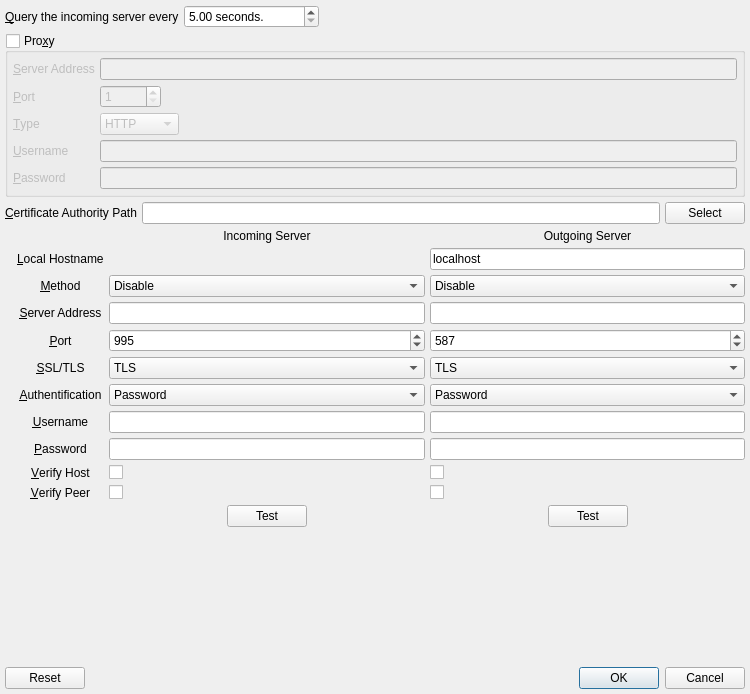
textbrowser/spot-on, file branches/trunk/UI/spot-on-poptastic-retrophone-settings.ui: the form before one commit.
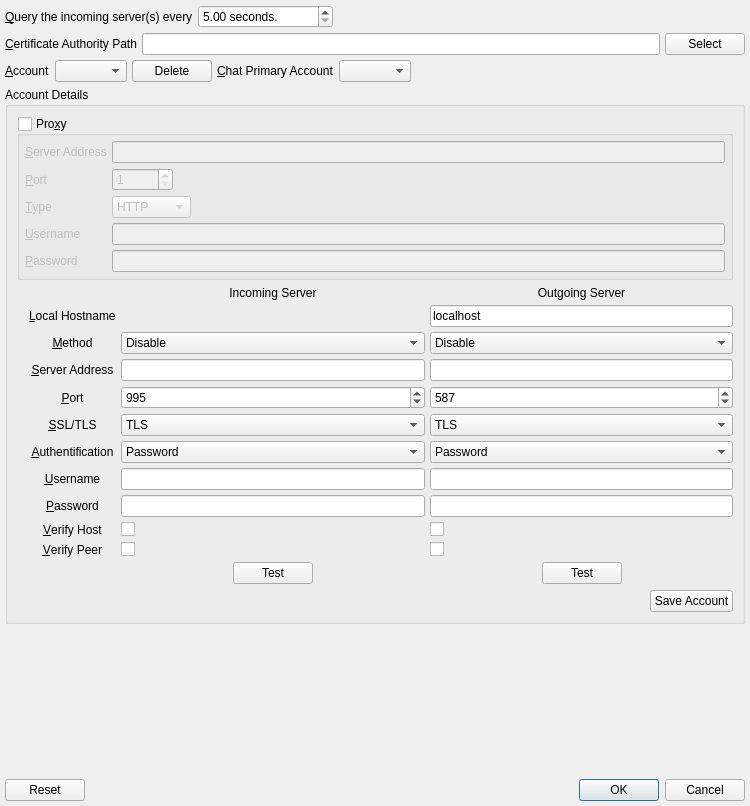
The form after the commit. Icons and pictures are not drawn.

Commit message: Multiple Poptastic accounts. Incomplete.

```diff
--- a/branches/trunk/UI/spot-on-poptastic-retrophone-settings.ui
+++ b/branches/trunk/UI/spot-on-poptastic-retrophone-settings.ui
@@ -7,7 +7,7 @@
     <x>0</x>
     <y>0</y>
     <width>750</width>
-    <height>694</height>
+    <height>806</height>
    </rect>
   </property>
   <property name="windowTitle">
@@ -32,7 +32,7 @@
      <item>
       <widget class="QLabel" name="label_99">
        <property name="text">
-        <string>&amp;Query the incoming server every</string>
+        <string>&amp;Query the incoming server(s) every</string>
        </property>
        <property name="buddy">
         <cstring>poptasticRefresh</cstring>
@@ -68,6 +68,97 @@
     </layout>
    </item>
    <item>
+    <layout class="QHBoxLayout" name="horizontalLayout_6">
+     <property name="spacing">
+      <number>5</number>
+     </property>
+     <item>
+      <widget class="QLabel" name="label_17">
+       <property name="text">
+        <string>&amp;Certificate Authority Path</string>
+       </property>
+       <property name="buddy">
+        <cstring>capath</cstring>
+       </property>
+      </widget>
+     </item>
+     <item>
+      <widget class="QLineEdit" name="capath"/>
+     </item>
+     <item>
+      <widget class="QPushButton" name="selectcapath">
+       <property name="text">
+        <string>Select</string>
+       </property>
+      </widget>
+     </item>
+    </layout>
+   </item>
+   <item>
+    <layout class="QHBoxLayout" name="horizontalLayout_8">
+     <item>
+      <widget class="QLabel" name="label_20">
+       <property name="text">
+        <string>&amp;Account</string>
+       </property>
+       <property name="buddy">
+        <cstring>account</cstring>
+       </property>
+      </widget>
+     </item>
+     <item>
+      <widget class="QComboBox" name="account">
+       <property name="sizeAdjustPolicy">
+        <enum>QComboBox::AdjustToContents</enum>
+       </property>
+      </widget>
+     </item>
+     <item>
+      <widget class="QPushButton" name="delete_account">
+       <property name="text">
+        <string>Delete</string>
+       </property>
+      </widget>
+     </item>
+     <item>
+      <widget class="QLabel" name="label_21">
+       <property name="text">
+        <string>&amp;Chat Primary Account</string>
+       </property>
+       <property name="buddy">
+        <cstring>chat_primary_account</cstring>
+       </property>
+      </widget>
+     </item>
+     <item>
+      <widget class="QComboBox" name="chat_primary_account">
+       <property name="sizeAdjustPolicy">
+        <enum>QComboBox::AdjustToContents</enum>
+       </property>
+      </widget>
+     </item>
+     <item>
+      <spacer name="horizontalSpacer_8">
+       <property name="orientation">
+        <enum>Qt::Horizontal</enum>
+       </property>
+       <property name="sizeHint" stdset="0">
+        <size>
+         <width>40</width>
+         <height>20</height>
+        </size>
+       </property>
+      </spacer>
+     </item>
+    </layout>
+   </item>
+   <item>
+    <widget class="QGroupBox" name="groupBox">
+     <property name="title">
+      <string>Account Details</string>
+     </property>
+     <layout class="QVBoxLayout" name="verticalLayout_2">
+      <item>
     <widget class="QGroupBox" name="proxy">
      <property name="title">
       <string>Pro&amp;xy</string>
@@ -218,33 +309,6 @@
      </layout>
     </widget>
    </item>
-   <item>
-    <layout class="QHBoxLayout" name="horizontalLayout_6">
-     <property name="spacing">
-      <number>5</number>
-     </property>
-     <item>
-      <widget class="QLabel" name="label_17">
-       <property name="text">
-        <string>&amp;Certificate Authority Path</string>
-       </property>
-       <property name="buddy">
-        <cstring>capath</cstring>
-       </property>
-      </widget>
-     </item>
-     <item>
-      <widget class="QLineEdit" name="capath"/>
-     </item>
-     <item>
-      <widget class="QPushButton" name="selectcapath">
-       <property name="text">
-        <string>Select</string>
-       </property>
-      </widget>
-     </item>
-    </layout>
-   </item>
    <item>
     <layout class="QHBoxLayout" name="horizontalLayout_4">
      <property name="spacing">
@@ -712,6 +776,33 @@
     </layout>
    </item>
    <item>
+       <layout class="QHBoxLayout" name="horizontalLayout_9">
+        <item>
+         <spacer name="horizontalSpacer_9">
+          <property name="orientation">
+           <enum>Qt::Horizontal</enum>
+          </property>
+          <property name="sizeHint" stdset="0">
+           <size>
+            <width>40</width>
+            <height>20</height>
+           </size>
+          </property>
+         </spacer>
+        </item>
+        <item>
+         <widget class="QPushButton" name="save_account">
+          <property name="text">
+           <string>Save Account</string>
+          </property>
+         </widget>
+        </item>
+       </layout>
+      </item>
+     </layout>
+    </widget>
+   </item>
+   <item>
     <spacer name="verticalSpacer">
      <property name="orientation">
       <enum>Qt::Vertical</enum>
```
Left out of the diff: 30 changed lines with no effect on the pictures. Lines whose indentation alone changed are shown as unchanged. The commit also changes 10 other files.
